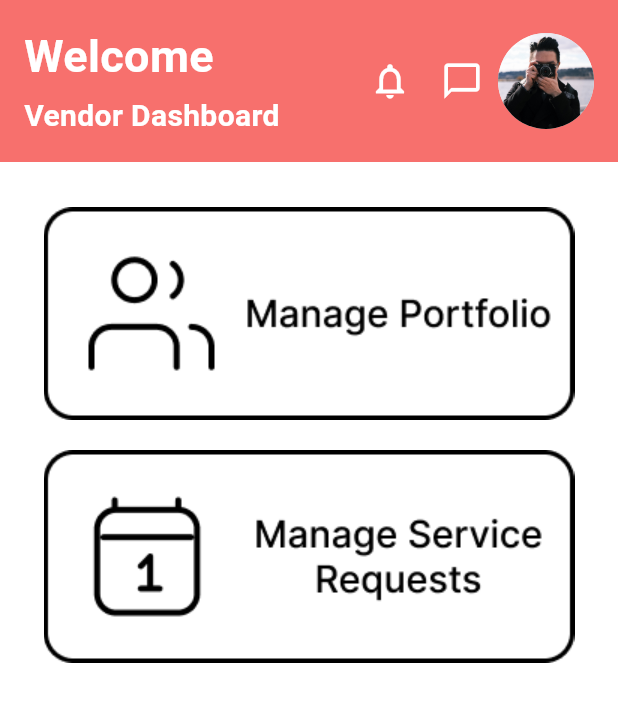
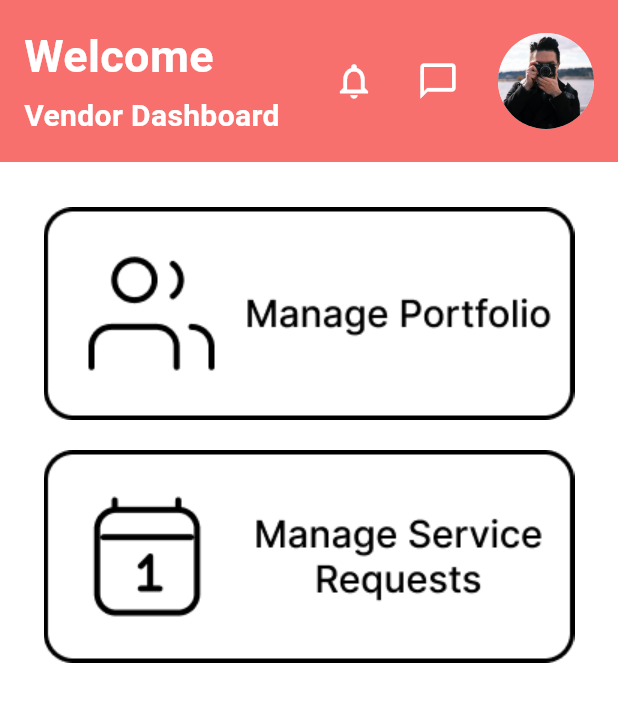
Before and after one commit to cst023/Wedding2U, a Flutter app: the VendorDashboard screen opened by its route, on a phone screen of 412 x 824 dp. Shown: the top 702 px of the screen. Run offline on Flutter 3.47's test engine with Material 3 defaults, Android fonts, the phone set to English and light mode, and no system bars; our stand-ins replace cloud_firestore, firebase_auth, firebase_core; missing offline and left inert: device_calendar; accounts and stored records are empty.

Commit message:
Refactor VendorDashboard to improve layout of notification and chat buttons

```diff
--- a/wedding2u_app/lib/presentation/screens/vendor/vendor_dashboard.dart
+++ b/wedding2u_app/lib/presentation/screens/vendor/vendor_dashboard.dart
@@ -47,7 +47,9 @@ class VendorDashboard extends StatelessWidget {
                   ),
                   Row(
                     children: [
-                      IconButton(
+                      Container(
+                        margin: const EdgeInsets.only(right: 8),
+                        child: IconButton(
                           onPressed: () {
                             Navigator.push(
                               context,
@@ -62,7 +64,10 @@ class VendorDashboard extends StatelessWidget {
                             color: Color.fromARGB(255, 255, 255, 255),
                           ),
                         ),
-                      IconButton(
+                      ),
+                      Container(
+                        margin: const EdgeInsets.only(right: 16),
+                        child: IconButton(
                           onPressed: () {
                             Navigator.push(
                               context,
@@ -74,6 +79,7 @@ class VendorDashboard extends StatelessWidget {
                             Icons.chat_bubble_outline,
                             size: 28,
                             color: Color.fromARGB(255, 255, 255, 255),
+                          ),
                         ),
                       ),
                       GestureDetector(
```
Lines whose indentation alone changed are shown as unchanged.
